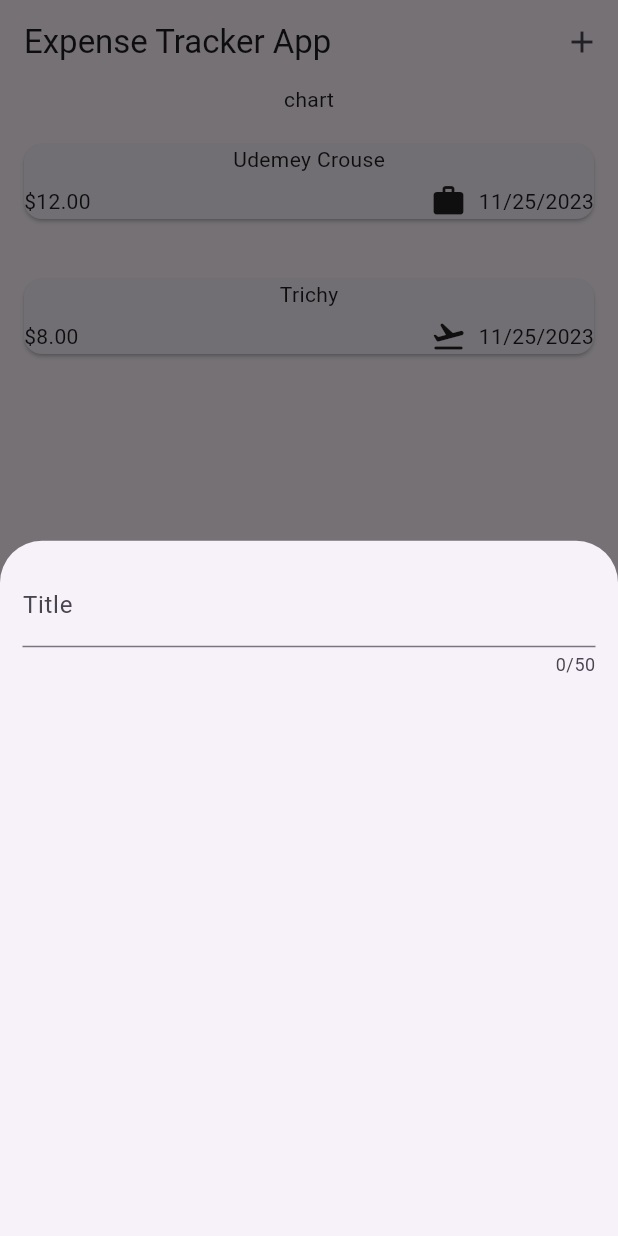
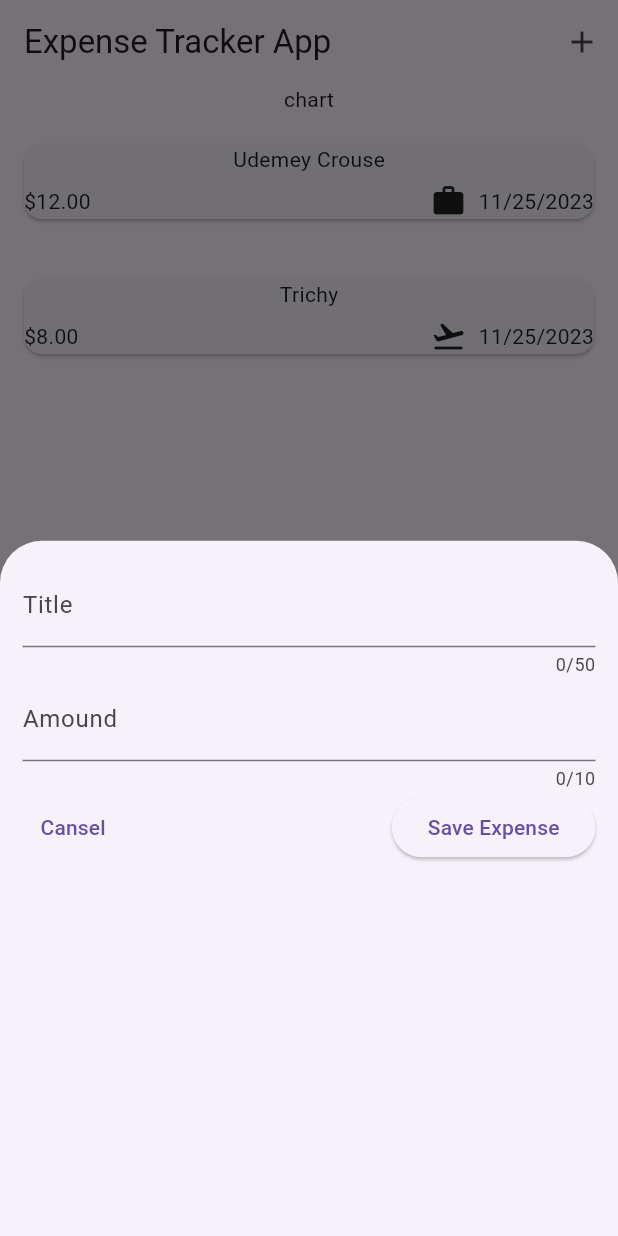
Before and after one commit to mk8270/-expense-tracker, a Flutter app: the screen it shows after launch, after a tap on the "add" icon, on a phone screen of 412 x 824 dp. Run offline on Flutter 3.47's test engine with Material 3 defaults, Android fonts, the phone set to English and light mode, and no system bars.

Commit message:
TextFieldConroller

```diff
--- a/lib/new_expenses.dart
+++ b/lib/new_expenses.dart
@@ -8,18 +8,54 @@ class NewExpense extends StatefulWidget {
 }
 
 class _NewExpenseState extends State<NewExpense> {
+  final _textConroller = TextEditingController();
+  final _amoundConroller = TextEditingController();
+
+  @override
+  void dispose() {
+    super.dispose();
+    _textConroller.dispose();
+    _amoundConroller.dispose();
+  }
+
   @override
   Widget build(BuildContext context) {
-    return const Padding(
-      padding: EdgeInsets.all(15),
+    return Padding(
+      padding: const EdgeInsets.all(15),
       child: Column(
         children: [
           TextField(
+            controller: _textConroller,
             maxLength: 50,
-            decoration: InputDecoration(
+            decoration: const InputDecoration(
               label: Text('Title'),
             ),
           ),
+          TextField(
+            controller: _amoundConroller,
+            maxLength: 10,
+            keyboardType: TextInputType.number,
+            decoration: const InputDecoration(
+              prefixText: '\$ ',
+              label: Text('Amound'),
+            ),
+          ),
+          Row(
+            children: [
+              TextButton(
+                onPressed: () {},
+                child: const Text('Cansel'),
+              ),
+              const Spacer(),
+              ElevatedButton(
+                onPressed: () {
+                  print(_textConroller.text);
+                  print(_amoundConroller.text);
+                },
+                child: const Text('Save Expense'),
+              ),
+            ],
+          )
         ],
       ),
     );
```
